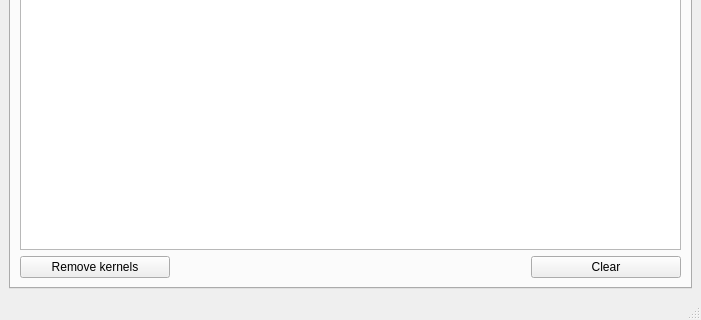
The window that ui/main_win.ui (Koi-foo/kernel-manager) describes before a commit, drawn with Qt 5; both pictures show x 0 to 701 and y 145 to 465 of the 701 by 465 pixel window.
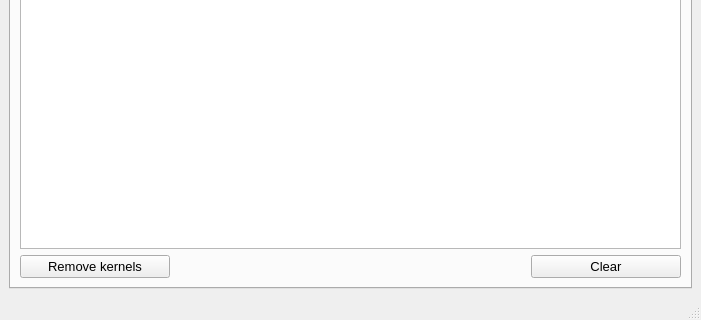
The same window after the commit. The open tabs and pages were chosen to show the change. Icons and pictures are not drawn.

Commit message: Changing the style sheet for a list widget

The edit to the form file:
```diff
--- a/ui/main_win.ui
+++ b/ui/main_win.ui
@@ -54,7 +54,7 @@
        <enum>Qt::RightToLeft</enum>
       </property>
       <property name="styleSheet">
-       <string notr="true">QListWidget:item{height: 30px;border-bottom: 1px solid rgb(225, 225, 225);} QListWidget::item:selected {background-color: rgb(249, 249, 249); color: black} QListView::item:selected:!active {background-color: rgb(249, 249, 249); color: black} QListView::item:selected:active {background-color: rgb(249, 249, 249); color: black} QListView::item:hover {background-color: rgb(249, 249, 249); color: black} </string>
+       <string notr="true"/>
       </property>
       <property name="currentIndex">
        <number>0</number>
@@ -204,7 +204,7 @@
            <bool>false</bool>
           </property>
           <property name="styleSheet">
-           <string notr="true">QListWidget:item{height: 30px;border-bottom: 1px solid rgb(225, 225, 225);} QListWidget::item:selected {background-color: rgb(249, 249, 249); color: black}</string>
+           <string notr="true">QListWidget:item{height: 30px;border-bottom: 1px solid rgb(225, 225, 225);} QListWidget::item:selected {background-color: rgb(231, 242, 249); color: black} QListView::item:selected:!active {background-color: rgb(231, 242, 249); color: black} QListView::item:selected:active {background-color: rgb(231, 242, 249); color: black} QListView::item:hover {background-color: rgb(231, 242, 249); color: black}</string>
           </property>
           <property name="frameShape">
            <enum>QFrame::StyledPanel</enum>
```
The commit also changes 1 other file.
